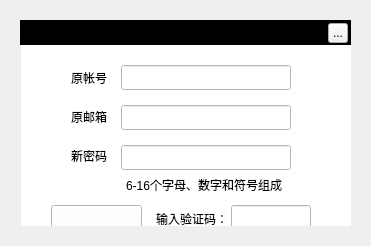
This is TTKMusicPlayer/musicUi/musicUsermanager/musicuserdialog.ui in Greedysky/TTKMusicPlayer as Qt 5 draws it before an edit. The edited form follows.
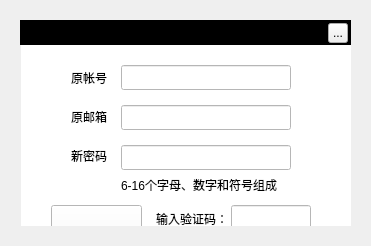
This is the edited form. The open tabs and pages were chosen to show the change. Icons and pictures are not drawn. Custom widgets are drawn as their Qt base class.

```diff
--- a/TTKMusicPlayer/musicUi/musicUsermanager/musicuserdialog.ui
+++ b/TTKMusicPlayer/musicUi/musicUsermanager/musicuserdialog.ui
@@ -670,9 +670,9 @@
     <widget class="QLabel" name="pwdLineEditR">
      <property name="geometry">
       <rect>
-       <x>105</x>
+       <x>100</x>
        <y>130</y>
-       <width>165</width>
+       <width>170</width>
        <height>20</height>
       </rect>
      </property>
```
Left out of the diff: 2 changed lines with no effect on the pictures.
